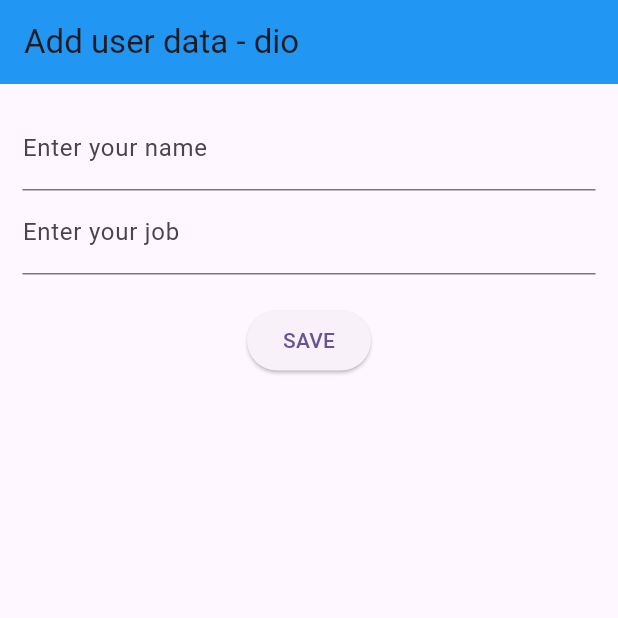
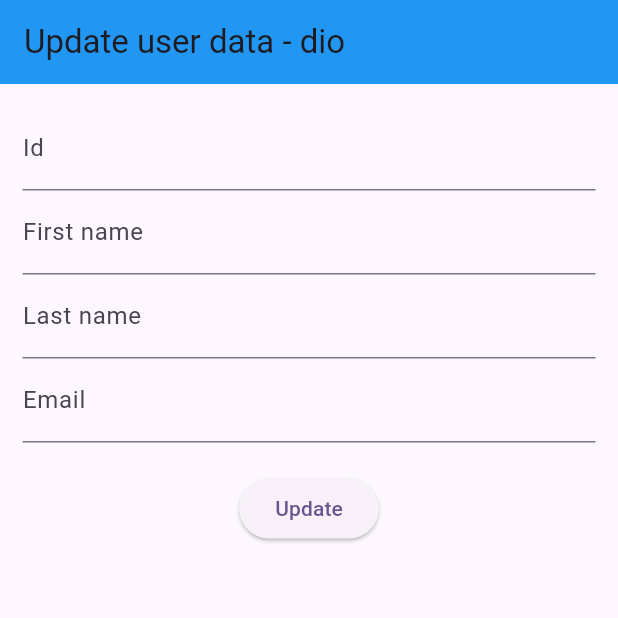
Before and after one commit to koptodev012/API-Handling-Project-http-dio-, a Flutter app: the screen it shows after launch, on a phone screen of 412 x 824 dp, the top half of it. Run offline on Flutter 3.47's test engine with Material 3 defaults, Android fonts, the phone set to English and light mode, and no system bars; our stand-ins replace dio.

Commit message:
updating data using (http & dio)

```diff
--- a/lib/main.dart
+++ b/lib/main.dart
@@ -1,4 +1,4 @@
-import 'package:api_integration_flutter/view/using%20dio/addData_dio_screen.dart';
+import 'package:api_integration_flutter/view/using%20dio/updateData_dio_screen.dart';
 import 'package:flutter/material.dart';
 
 void main() {
@@ -13,11 +13,10 @@ class MyApp extends StatelessWidget {
       debugShowCheckedModeBanner: false,
       title: 'Flutter Demo',
       theme: ThemeData(
-
         colorScheme: ColorScheme.fromSeed(seedColor: Colors.deepPurple),
         useMaterial3: true,
       ),
-      home: const AddDataDio(),
+      home: const UpdateDataDio(),
     );
   }
 }
--- /dev/null
+++ b/lib/view/using dio/updateData_dio_screen.dart
@@ -0,0 +1,119 @@
+import 'package:dio/dio.dart';
+import 'package:flutter/material.dart';
+
+class UpdateDataDio extends StatefulWidget {
+  const UpdateDataDio({super.key});
+
+  @override
+  State<UpdateDataDio> createState() => _UpdateDataDioState();
+}
+
+class _UpdateDataDioState extends State<UpdateDataDio> {
+  // -------------------------------------------------
+
+  TextEditingController firstnameController = TextEditingController();
+  TextEditingController lastnameController = TextEditingController();
+  TextEditingController idController = TextEditingController();
+  TextEditingController emailController = TextEditingController();
+
+  void UpdateData() async {
+    try {
+      var dio = Dio();
+      Response response = await dio
+          .put("https://reqres.in/api/users/${idController.text}", data: {
+        "email": emailController.text,
+        "first_name": firstnameController.text,
+        "last_name": lastnameController.text,
+      });
+
+      if (response.statusCode == 200) {
+        final snackBar = SnackBar(
+          content: const Text('Update!'),
+          action: SnackBarAction(
+            label: '',
+            onPressed: () {},
+          ),
+        );
+        ScaffoldMessenger.of(context).showSnackBar(snackBar);
+
+        idController.text = "";
+        emailController.text = "";
+        firstnameController.text = "";
+        lastnameController.text = "";
+      }
+    } catch (e) {
+      final snackBar = SnackBar(
+        content: const Text('Failed!'),
+        action: SnackBarAction(
+          label: '',
+          onPressed: () {},
+        ),
+      );
+      ScaffoldMessenger.of(context).showSnackBar(snackBar);
+    }
+  }
+
+  @override
+  void dispose() {
+    idController.dispose();
+    emailController.dispose();
+    firstnameController.dispose();
+    lastnameController.dispose();
+
+    super.dispose();
+  }
+
+  // =================================================
+  @override
+  Widget build(BuildContext context) {
+    return Scaffold(
+      appBar: AppBar(
+        title: Text("Update user data - dio"),
+        backgroundColor: Colors.blue,
+      ),
+      body: Padding(
+        padding: const EdgeInsets.all(15.0),
+        child: Column(
+          children: [
+            TextFormField(
+              controller: idController,
+              decoration: const InputDecoration(
+                border: UnderlineInputBorder(),
+                labelText: 'Id',
+              ),
+            ),
+            TextFormField(
+              controller: firstnameController,
+              decoration: const InputDecoration(
+                border: UnderlineInputBorder(),
+                labelText: 'First name',
+              ),
+            ),
+            TextFormField(
+              controller: lastnameController,
+              decoration: const InputDecoration(
+                border: UnderlineInputBorder(),
+                labelText: 'Last name',
+              ),
+            ),
+            TextFormField(
+              controller: emailController,
+              decoration: const InputDecoration(
+                border: UnderlineInputBorder(),
+                labelText: 'Email',
+              ),
+            ),
+            SizedBox(
+              height: 20,
+            ),
+            ElevatedButton(
+                onPressed: () {
+                  UpdateData();
+                },
+                child: Text("Update"))
+          ],
+        ),
+      ),
+    );
+  }
+}
```
Also changed, not shown: lib/view/using htttp/updateData_http_screen.dart (added, +121 -0 lines).
